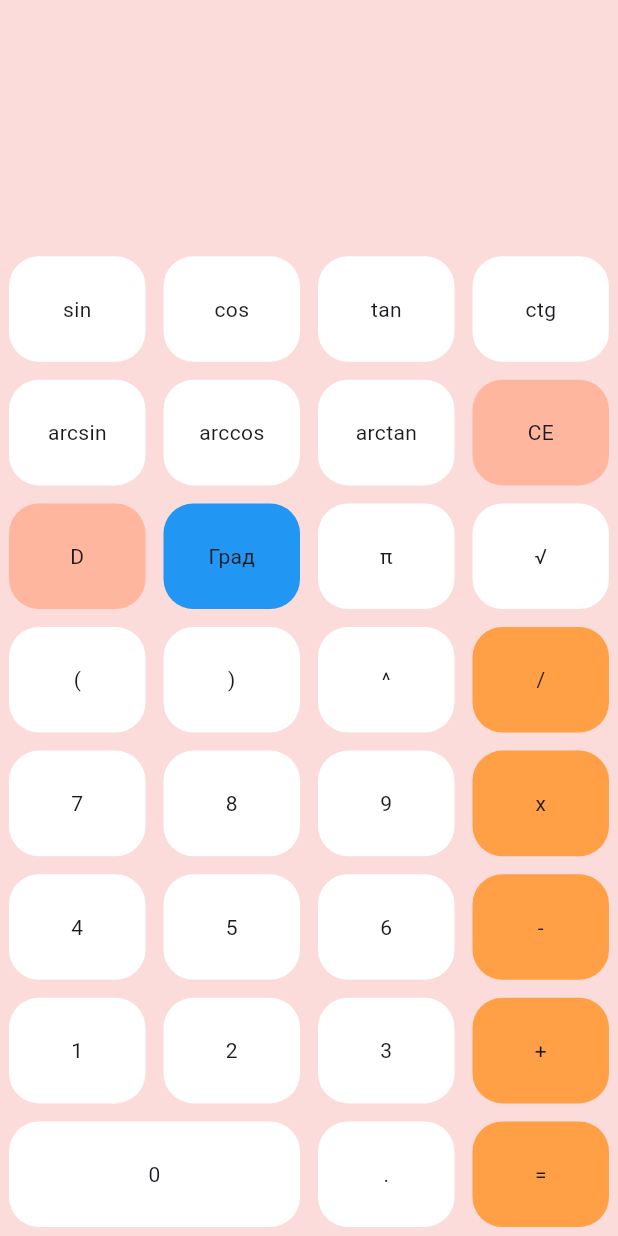
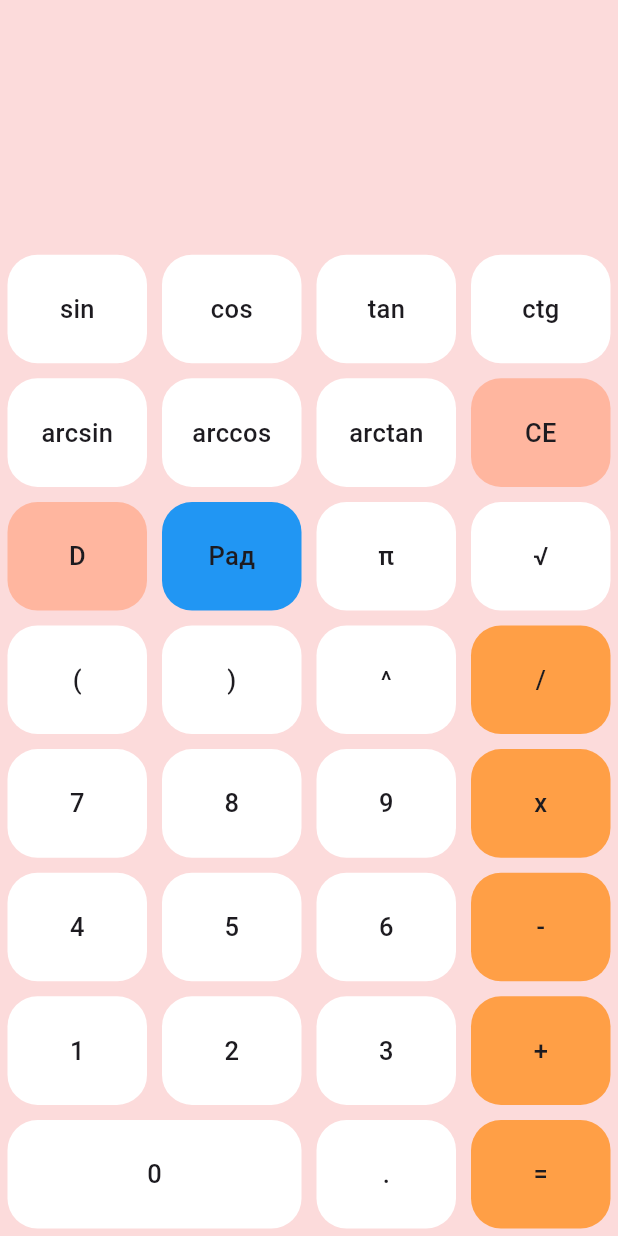
Before and after one commit to Moshkov123/calculator, a Flutter app: the screen it shows after launch, on a phone screen of 412 x 824 dp. Run offline on Flutter 3.47's test engine with Material 3 defaults, Android fonts, the phone set to English and light mode, and no system bars; our stand-ins replace math_expressions.

```diff
--- a/lib/design/widgets/button_values.dart
+++ b/lib/design/widgets/button_values.dart
@@ -66,6 +66,6 @@ class CalculatorBean {
     calculate
   ];
   static void toggleAngleUnitValue() {
-    toggleAngleUnit = (toggleAngleUnit == "Рад") ? "Град" : "Рад"; // Toggle the value between "Рад" and "Град"
+    toggleAngleUnit = (toggleAngleUnit == "Рад") ? "Рад" : "Град"; // Toggle the value between "Рад" and "Град"
   }
 }
--- a/lib/pages/calculator_page.dart
+++ b/lib/pages/calculator_page.dart
@@ -52,10 +52,9 @@ class _CalculatorState extends State<Calculator> {
       ),
     );
   }
-
   Widget buildButton(value) {
     return Padding(
-      padding: const EdgeInsets.all(6.0),
+      padding: const EdgeInsets.all(5.0),
       child: Material(
         clipBehavior: Clip.hardEdge,
         color: getBtnColor(value),
@@ -78,7 +77,11 @@ class _CalculatorState extends State<Calculator> {
           },
           child: Center(
             child: Text(
-              value == CalculatorBean.toggleAngleUnit ? (isRadians ? "Рад" : "Град") : value,
+              value == CalculatorBean.toggleAngleUnit ? (isRadians ? "Град" : "Рад" ) : value,
+              style: TextStyle(
+                fontSize: 17,
+                fontWeight: FontWeight.w500,
+              ),
             ),
           ),
         ),
```
Also changed, not shown: lib/pages/calculator_logic.dart (+23 -11 lines), 41 other files.
